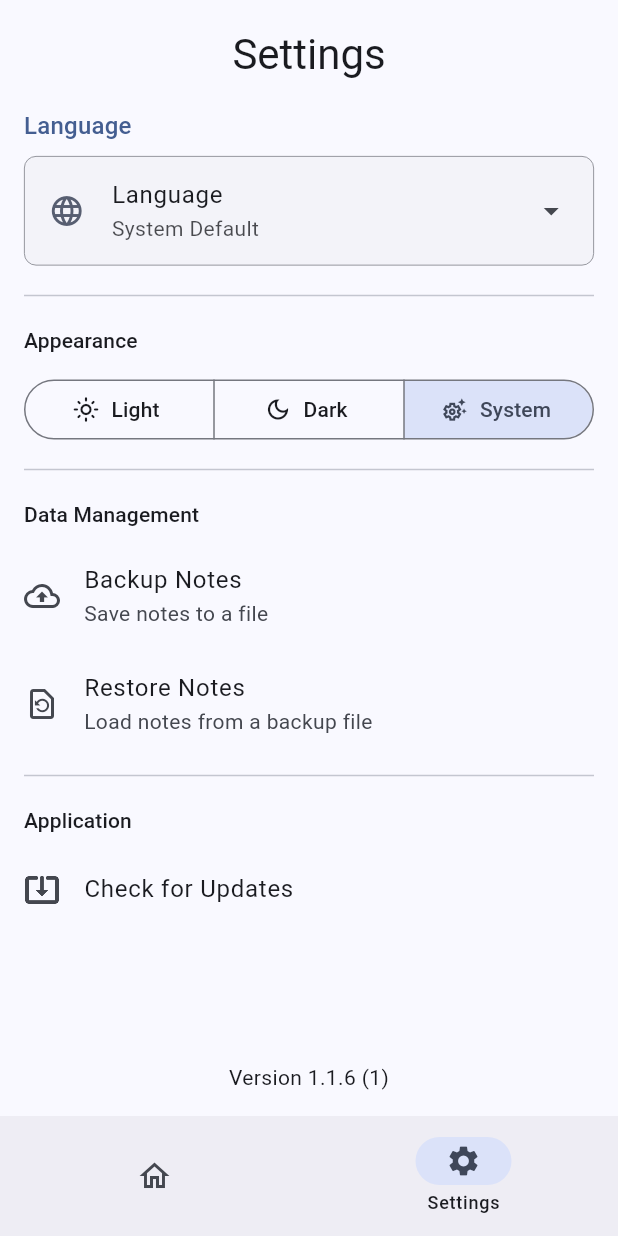
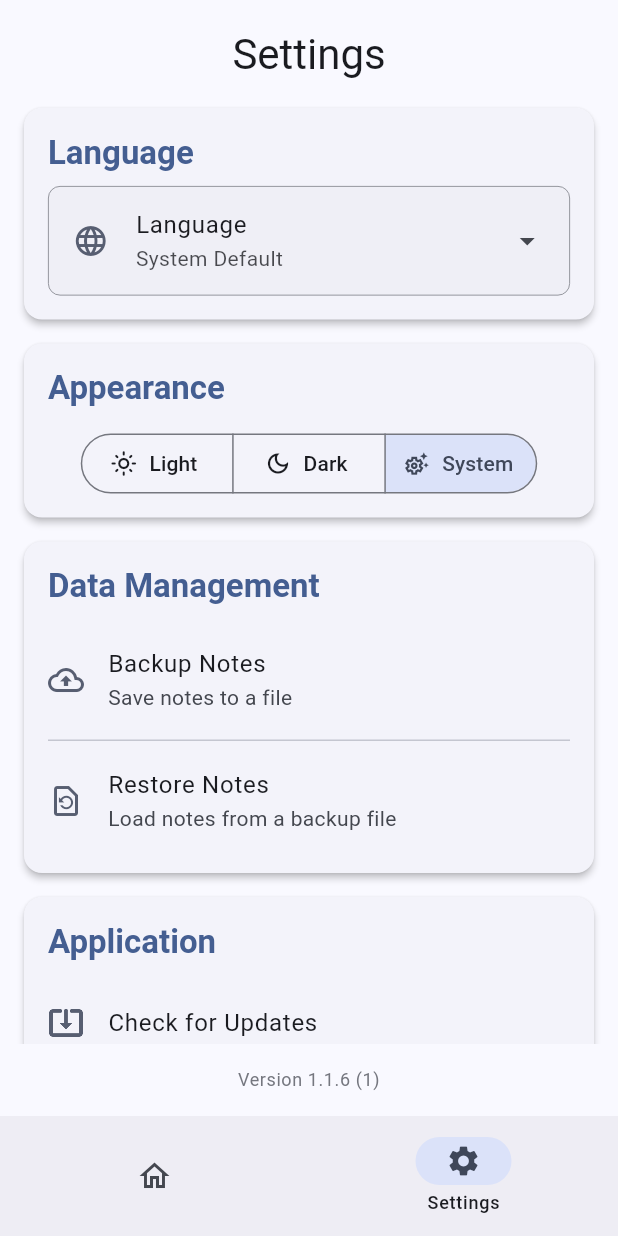
Before and after one commit to FlamingWater35/NotesApp, a Flutter app: the screen it shows after launch, item 2 of the bottom bar chosen, on a phone screen of 412 x 824 dp. Run offline on Flutter 3.47's test engine with Material 3 defaults, Android fonts, the phone set to English and light mode, and no system bars; drawn by our look-alikes of flutter_animate; our stand-ins replace animated_list_plus, animated_text_kit, device_info_plus, file_picker, flutter_riverpod, open_filex and 4 more; missing offline and left inert: flutter_quill; accounts and stored records are empty.

Commit message:
Update settings UI

```diff
--- a/lib/screens/settings_screen.dart
+++ b/lib/screens/settings_screen.dart
@@ -11,6 +11,7 @@ import '../providers/locale_provider.dart';
 import '../providers/notes_provider.dart';
 import '../providers/theme_provider.dart';
 import '../widgets/settings/language_widget.dart';
+import '../widgets/settings/settings_section_widget.dart';
 import '../widgets/settings/thememode_widget.dart';
 import 'update_screen.dart';
 import '../../models/note_model.dart';
@@ -178,18 +179,10 @@ class _SettingsScreenState extends ConsumerState<SettingsScreen> {
               child: ListView(
                 padding: const EdgeInsets.symmetric(vertical: 8.0),
                 children: <Widget>[
-                  Padding(
-                    padding: const EdgeInsets.symmetric(
-                      horizontal: 16.0,
-                      vertical: 8.0,
-                    ),
-                    child: Text(
-                      l10n.languageSectionTitle,
-                      style: theme.textTheme.titleMedium?.copyWith(
-                        color: theme.colorScheme.primary,
-                      ),
-                    ),
-                  ),
+                  SettingsSectionCard(
+                    context: context,
+                    title: l10n.languageSectionTitle,
+                    children: [
                       languageOptions(
                         theme,
                         l10n,
@@ -199,80 +192,88 @@ class _SettingsScreenState extends ConsumerState<SettingsScreen> {
                         _log,
                       ),
                       const SizedBox(height: 8),
-                  const Divider(indent: 16, endIndent: 16, height: 24),
+                    ],
+                  ),
 
-                  Padding(
-                    padding: const EdgeInsets.symmetric(
-                      horizontal: 16.0,
-                      vertical: 8.0,
+                  SettingsSectionCard(
+                    context: context,
+                    title: l10n.appearanceSectionTitle,
+                    children: [themeModeOptions(currentMode, l10n, _log, ref)],
                   ),
-                    child: Text(
-                      l10n.appearanceSectionTitle,
-                      style: theme.textTheme.titleSmall,
+
+                  SettingsSectionCard(
+                    context: context,
+                    title: l10n.dataManagementSectionTitle,
+                    children: [
+                      ListTile(
+                            leading: Icon(
+                              Icons.backup_outlined,
+                              color: theme.colorScheme.secondary,
                             ),
-                  ),
-                  themeModeOptions(currentMode, l10n, _log, ref),
-                  const Divider(indent: 16, endIndent: 16, height: 24),
-
-                  Padding(
-                    padding: const EdgeInsets.symmetric(
-                      horizontal: 16.0,
-                      vertical: 8.0,
-                    ),
-                    child: Text(
-                      l10n.dataManagementSectionTitle,
-                      style: theme.textTheme.titleSmall,
-                    ),
-                  ),
-                  ListTile(
-                        leading: const Icon(Icons.backup_outlined),
                             title: Text(l10n.backupNotesTitle),
                             subtitle: Text(l10n.backupNotesSubtitle),
                             enabled: !_isBackupRestoreRunning,
                             onTap: _handleBackup,
                             contentPadding: const EdgeInsets.symmetric(
                               horizontal: 16.0,
+                              vertical: 4.0,
                             ),
                           )
                           .animate()
                           .fadeIn(duration: _settingAnimationDuration)
-                      .flipV(duration: _settingAnimationDuration),
+                          .slideX(
+                            begin: -0.1,
+                            duration: _settingAnimationDuration,
+                          ),
+                      const Divider(indent: 16, endIndent: 16, height: 1),
                       ListTile(
-                        leading: const Icon(Icons.restore_page_outlined),
+                            leading: Icon(
+                              Icons.restore_page_outlined,
+                              color: theme.colorScheme.secondary,
+                            ),
                             title: Text(l10n.restoreNotesTitle),
                             subtitle: Text(l10n.restoreNotesSubtitle),
                             enabled: !_isBackupRestoreRunning,
                             onTap: _handleRestore,
                             contentPadding: const EdgeInsets.symmetric(
                               horizontal: 16.0,
+                              vertical: 4.0,
                             ),
                           )
                           .animate()
                           .fadeIn(duration: _settingAnimationDuration)
-                      .flipV(duration: _settingAnimationDuration),
-                  const Divider(indent: 16, endIndent: 16, height: 24),
+                          .slideX(
+                            begin: -0.1,
+                            duration: _settingAnimationDuration,
+                          ),
+                    ],
+                  ),
 
-                  Padding(
-                    padding: const EdgeInsets.symmetric(
-                      horizontal: 16.0,
-                      vertical: 8.0,
+                  SettingsSectionCard(
+                    context: context,
+                    title: l10n.applicationSectionTitle,
+                    children: [
+                      ListTile(
+                            leading: Icon(
+                              Icons.system_update_alt_outlined,
+                              color: theme.colorScheme.secondary,
                             ),
-                    child: Text(
-                      l10n.applicationSectionTitle,
-                      style: theme.textTheme.titleSmall,
-                    ),
-                  ),
-                  ListTile(
-                        leading: const Icon(Icons.system_update_alt_outlined),
                             title: Text(l10n.checkForUpdatesTitle),
                             onTap: _handleCheckForUpdates,
                             contentPadding: const EdgeInsets.symmetric(
                               horizontal: 16.0,
+                              vertical: 4.0,
                             ),
                           )
                           .animate()
                           .fadeIn(duration: _settingAnimationDuration)
-                      .slideX(duration: _settingAnimationDuration),
+                          .slideX(
+                            begin: -0.1,
+                            duration: _settingAnimationDuration,
+                          ),
+                    ],
+                  ),
+                  const SizedBox(height: 16),
                 ],
               ),
             ),
@@ -281,7 +282,9 @@ class _SettingsScreenState extends ConsumerState<SettingsScreen> {
               padding: const EdgeInsets.all(16.0),
               child: Text(
                 _appVersion,
-                style: Theme.of(context).textTheme.bodyMedium,
+                style: Theme.of(context).textTheme.bodySmall?.copyWith(
+                  color: theme.colorScheme.outline,
+                ),
                 textAlign: TextAlign.center,
               ),
             ),
--- /dev/null
+++ b/lib/widgets/settings/settings_section_widget.dart
@@ -0,0 +1,43 @@
+import 'package:flutter/material.dart';
+
+class SettingsSectionCard extends StatelessWidget {
+  final String title;
+  final List<Widget> children;
+  final BuildContext context;
+
+  const SettingsSectionCard({
+    super.key,
+    required this.title,
+    required this.children,
+    required this.context,
+  });
+
+  @override
+  Widget build(BuildContext context) {
+    final theme = Theme.of(this.context);
+
+    return Card(
+      margin: const EdgeInsets.symmetric(horizontal: 16.0, vertical: 8.0),
+      clipBehavior: Clip.antiAlias,
+      elevation: 2.0,
+      shape: RoundedRectangleBorder(borderRadius: BorderRadius.circular(12.0)),
+      child: Column(
+        crossAxisAlignment: CrossAxisAlignment.start,
+        children: [
+          Padding(
+            padding: const EdgeInsets.fromLTRB(16.0, 16.0, 16.0, 8.0),
+            child: Text(
+              title,
+              style: theme.textTheme.titleLarge?.copyWith(
+                color: theme.colorScheme.primary,
+                fontWeight: FontWeight.w600,
+              ),
+            ),
+          ),
+          ...children,
+          const SizedBox(height: 8),
+        ],
+      ),
+    );
+  }
+}
--- a/lib/widgets/settings/thememode_widget.dart
+++ b/lib/widgets/settings/thememode_widget.dart
@@ -5,13 +5,14 @@ import 'package:logging/logging.dart';
 import '../../l10n/app_localizations.dart';
 import '../../providers/theme_provider.dart';
 
-Padding themeModeOptions(
+Center themeModeOptions(
   ThemeMode currentMode,
   AppLocalizations l10n,
   Logger log,
   WidgetRef ref,
 ) {
-  return Padding(
+  return Center(
+    child: Padding(
       padding: const EdgeInsets.symmetric(horizontal: 16.0, vertical: 4.0),
       child: SegmentedButton<ThemeMode>(
         selected: {currentMode},
@@ -42,5 +43,6 @@ Padding themeModeOptions(
         showSelectedIcon: false,
         style: SegmentedButton.styleFrom(),
       ),
+    ),
   );
 }
```
Lines whose indentation alone changed are shown as unchanged.
